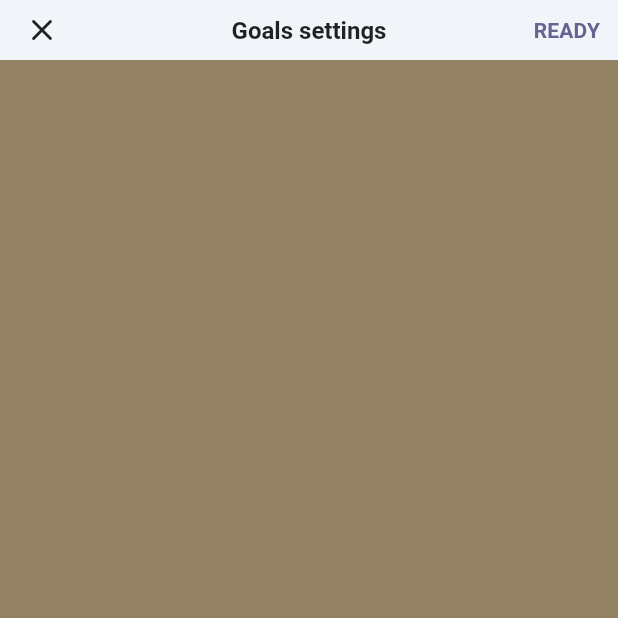
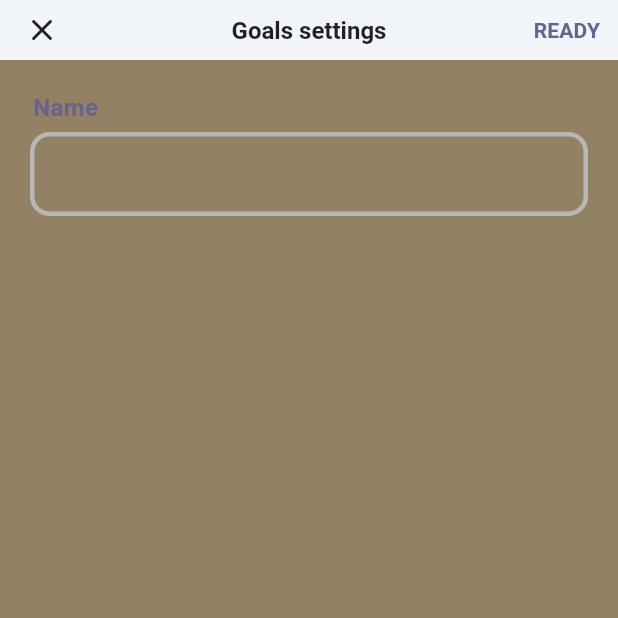
Before and after one commit to sankassio99/goals_tracker, a Flutter app: the GoalSettingsDialog screen opened directly, on a phone screen of 412 x 824 dp, the top half of it. Run offline on Flutter 3.47's test engine with Material 2 defaults, Android fonts, the phone set to English and light mode, and no system bars; our stand-ins replace get, percent_indicator, phosphor_flutter; Roboto replaces fonts that are missing (Poppins).

Commit message:
Form field widget

```diff
--- a/lib/presentation/pages/main_goal_page_widget.dart
+++ b/lib/presentation/pages/main_goal_page_widget.dart
@@ -109,14 +109,69 @@ class GoalSettingsDialog extends StatelessWidget {
             )
           ],
         ),
-        body: const Column(
-          mainAxisSize: MainAxisSize.min,
-          mainAxisAlignment: MainAxisAlignment.center,
-          children: [
-            Text(''),
-          ],
+        // ignore: prefer_const_constructors
+        body: Padding(
+          padding: const EdgeInsets.fromLTRB(20, 20, 20, 10),
+          child: Column(
+            mainAxisSize: MainAxisSize.min,
+            mainAxisAlignment: MainAxisAlignment.center,
+            crossAxisAlignment: CrossAxisAlignment.start,
+            children: [
+              FormFieldWidget(),
+            ],
+          ),
         ),
       ),
     );
   }
 }
+
+class FormFieldWidget extends StatelessWidget {
+  const FormFieldWidget({
+    super.key,
+  });
+
+  @override
+  Widget build(BuildContext context) {
+    return Column(
+      crossAxisAlignment: CrossAxisAlignment.start,
+      children: [
+        Padding(
+          padding: const EdgeInsets.fromLTRB(2, 0, 0, 5),
+          child: Text(
+            'Name',
+            style: TextStyle(
+                fontWeight: FontWeight.bold,
+                color: Theme.of(context).colorScheme.onSecondary),
+          ),
+        ),
+        TextField(
+          key: Key("titleInput"),
+          decoration: InputDecoration(
+            focusedBorder: OutlineInputBorder(
+              borderSide: BorderSide(
+                  color: Theme.of(context).colorScheme.onSecondary, width: 3.0),
+              borderRadius: BorderRadius.all(
+                Radius.circular(13.0),
+              ),
+            ),
+            enabledBorder: OutlineInputBorder(
+              borderSide: BorderSide(
+                color: Theme.of(context).colorScheme.onBackground,
+                width: 3.0,
+              ),
+              borderRadius: BorderRadius.all(
+                Radius.circular(13.0),
+              ),
+            ),
+          ),
+          style: TextStyle(
+            color: Theme.of(context).colorScheme.primary,
+            fontSize: 16,
+            fontWeight: FontWeight.w800,
+          ),
+        ),
+      ],
+    );
+  }
+}
```
